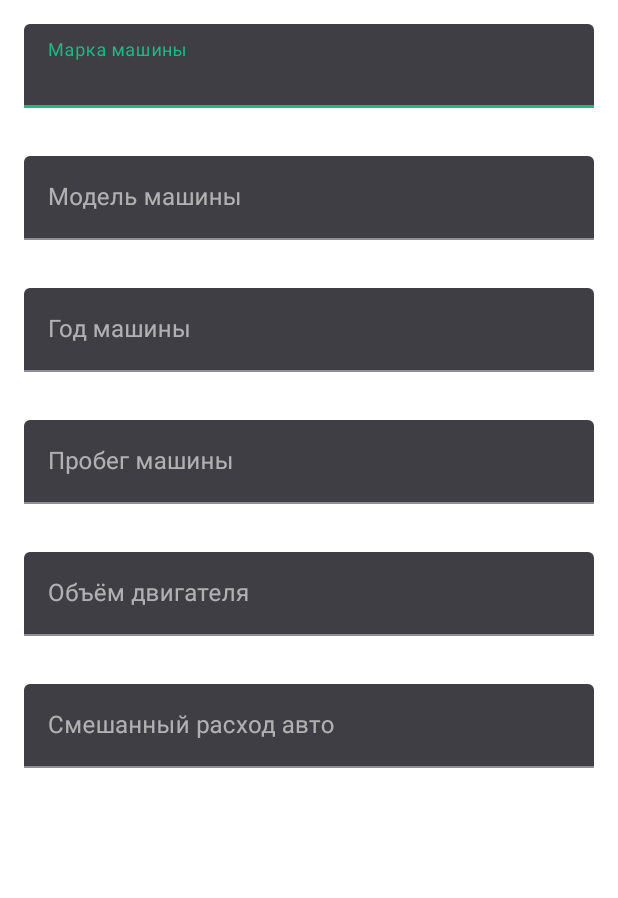
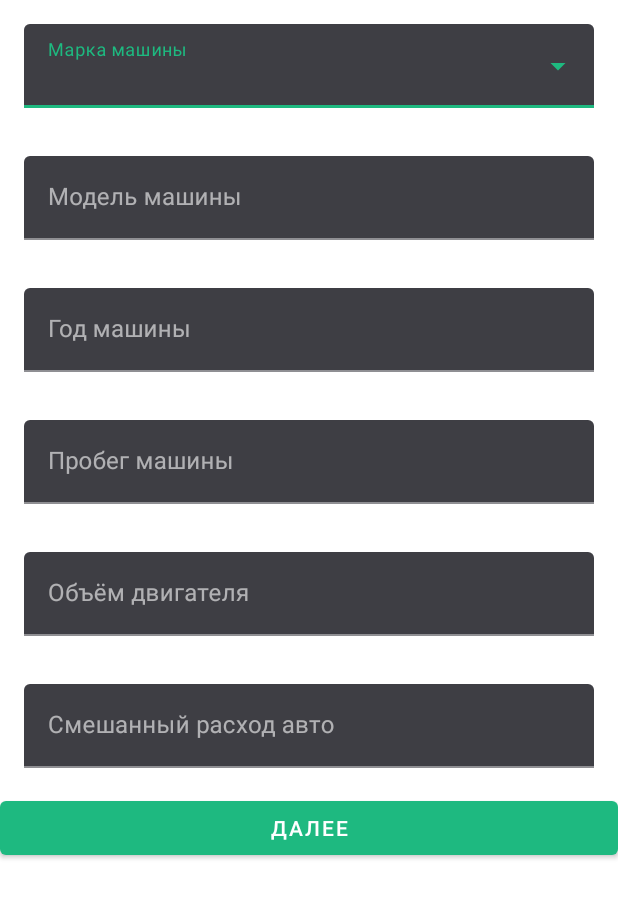
Before and after one commit to iooojik/Benzina, an Android app: the layout fragment_add_car_info.xml on its own in the app's theme, with its tools: preview values and no code run, on a phone screen of 412 x 824 dp. Shown: the top 898 px of the screen. Run offline under Robolectric (Android 15) with nearby library versions, the phone set to English and light mode, and no system bars.

Commit message:
save car info

```diff
--- a/app/src/main/java/com/kirovcompany/bensina/StaticVars.kt
+++ b/app/src/main/java/com/kirovcompany/bensina/StaticVars.kt
@@ -3,4 +3,10 @@ package com.kirovcompany.bensina
 class StaticVars {
     val preferencesName = "SHARED PREFERENCES"
     val userAddedCar = "USER ADDED THE CAR"
+    val carBrand = "CAR BRAND"
+    val carModel = "CAR MODEL"
+    val carYear = "CAR YEAR"
+    val carOdometer = "CAR ODOMETER"
+    val carEngineAmount = "CAR ENGINE AMOUNT"
+    val carRate = "CAR RATE"
 }
--- a/app/src/main/java/com/kirovcompany/bensina/localdb/carbrand/CarBrandDao.kt
+++ b/app/src/main/java/com/kirovcompany/bensina/localdb/carbrand/CarBrandDao.kt
@@ -23,4 +23,7 @@ interface CarBrandDao {
      */
     @Query("SELECT * FROM carbrandmodel WHERE _id = :id")
     fun getByID(id : String) : CarBrandModel
+
+    @Query("SELECT * FROM carbrandmodel")
+    fun getAll() : List<CarBrandModel>
 }
--- a/app/src/main/res/layout/fragment_add_car_info.xml
+++ b/app/src/main/res/layout/fragment_add_car_info.xml
@@ -10,12 +10,14 @@
         android:layout_width="match_parent"
         android:layout_height="wrap_content"
         android:layout_margin="@dimen/fab_margin"
+        style="@style/Widget.MaterialComponents.TextInputLayout.FilledBox.ExposedDropdownMenu"
         android:hint="Марка машины">
 
-        <com.google.android.material.textfield.TextInputEditText
+        <AutoCompleteTextView
+            android:id="@+id/car_brand_field"
             android:layout_width="match_parent"
             android:layout_height="wrap_content"
-            />
+            android:inputType="none" />
 
     </com.google.android.material.textfield.TextInputLayout>
 
@@ -26,9 +28,9 @@
         android:hint="Модель машины">
 
         <com.google.android.material.textfield.TextInputEditText
+            android:id="@+id/car_model_field"
             android:layout_width="match_parent"
-            android:layout_height="wrap_content"
-            />
+            android:layout_height="wrap_content" />
 
     </com.google.android.material.textfield.TextInputLayout>
 
@@ -39,9 +41,9 @@
         android:hint="Год машины">
 
         <com.google.android.material.textfield.TextInputEditText
+            android:id="@+id/car_year_field"
             android:layout_width="match_parent"
-            android:layout_height="wrap_content"
-            />
+            android:layout_height="wrap_content" />
 
     </com.google.android.material.textfield.TextInputLayout>
 
@@ -52,9 +54,9 @@
         android:hint="Пробег машины">
 
         <com.google.android.material.textfield.TextInputEditText
+            android:id="@+id/car_odometer_field"
             android:layout_width="match_parent"
-            android:layout_height="wrap_content"
-            />
+            android:layout_height="wrap_content" />
 
     </com.google.android.material.textfield.TextInputLayout>
 
@@ -65,9 +67,9 @@
         android:hint="Объём двигателя">
 
         <com.google.android.material.textfield.TextInputEditText
+            android:id="@+id/car_engine_amount_field"
             android:layout_width="match_parent"
-            android:layout_height="wrap_content"
-            />
+            android:layout_height="wrap_content" />
 
     </com.google.android.material.textfield.TextInputLayout>
 
@@ -79,10 +81,16 @@
         android:hint="Смешанный расход авто">
 
         <com.google.android.material.textfield.TextInputEditText
+            android:id="@+id/car_rate_field"
             android:layout_width="match_parent"
-            android:layout_height="wrap_content"
-            />
+            android:layout_height="wrap_content" />
 
     </com.google.android.material.textfield.TextInputLayout>
 
+    <Button
+        android:id="@+id/go_next"
+        android:layout_width="match_parent"
+        android:layout_height="wrap_content"
+        android:text="Далее" />
+
 </LinearLayout>
```
Also changed, not shown: app/src/main/java/com/kirovcompany/bensina/ui/AddCarInfo.kt (+100 -4 lines), app/src/main/res/layout/dropdown_item.xml (added, +9 -0 lines), 1 other file.
